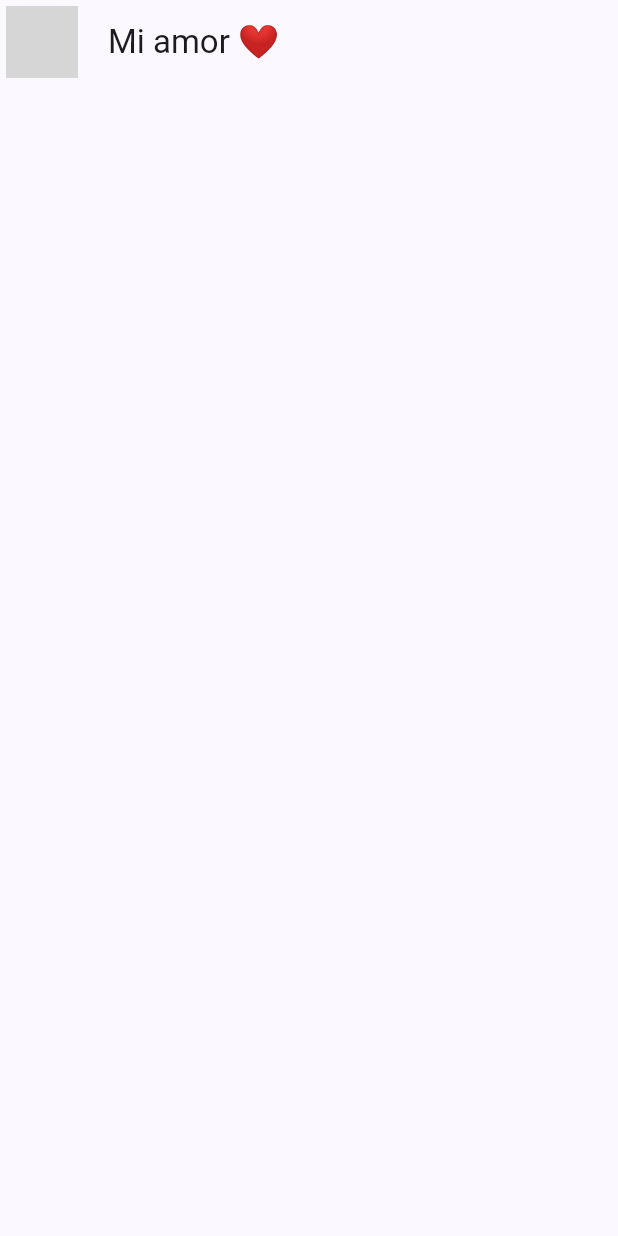
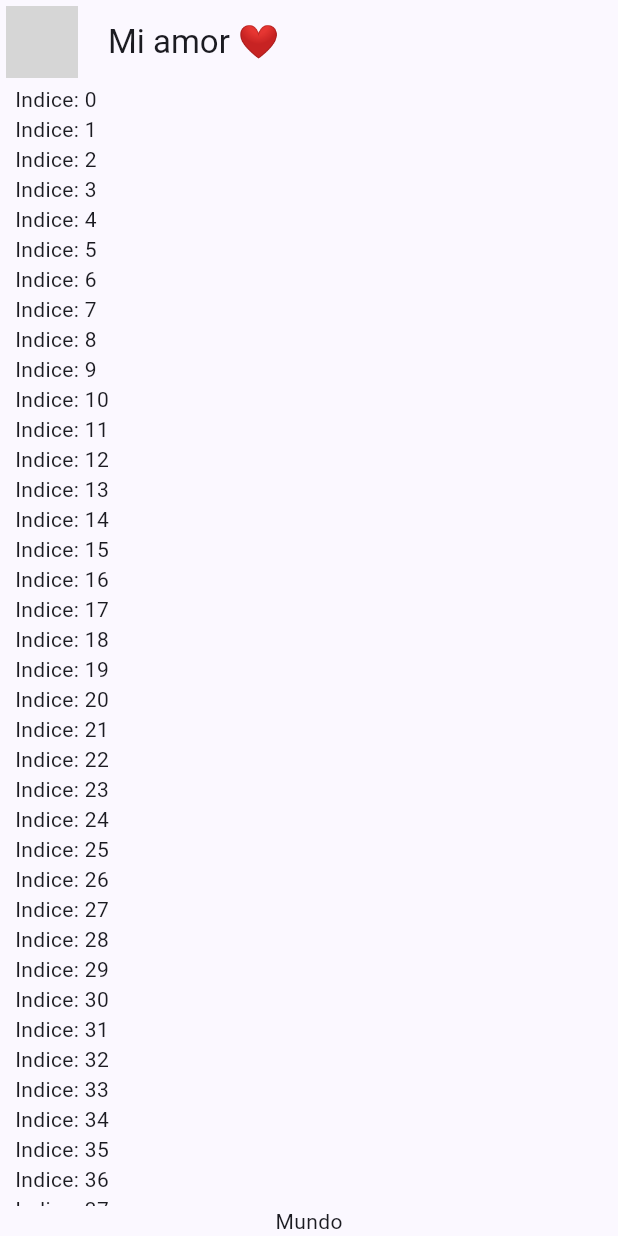
Before and after one commit to AndrexMed/yes_no_app, a Flutter app: the screen it shows after launch, on a phone screen of 412 x 824 dp. Run offline on Flutter 3.47's test engine with Material 3 defaults, Android fonts, the phone set to English and light mode, and no system bars; network calls fail; grey boxes are pictures that could not be loaded.

```diff
--- a/lib/presentation/chat/chat_screen.dart
+++ b/lib/presentation/chat/chat_screen.dart
@@ -16,6 +16,35 @@ class ChatScreen extends StatelessWidget {
         ),
         title: const Text("Mi amor ❤️"),
         centerTitle: false,
-    ));
+      ),
+      body: _ChatView(),
+    );
   }
 }
+
+class _ChatView extends StatelessWidget {
+  // const _ChatView({
+  //   super.key,
+  // });
+
+  @override
+  Widget build(BuildContext context) {
+    return SafeArea(
+      child: Padding(
+        padding: const EdgeInsets.symmetric(horizontal: 10),
+        child: Column(
+          children: [
+            Expanded(
+                child: ListView.builder(
+              itemCount: 100,
+              itemBuilder: (context, index) {
+                return Text('Indice: $index');
+              },
+            )),
+            Text('Mundo')
+          ],
+        ),
+      ),
+    );
+  }
+}
```
Lines whose indentation alone changed are shown as unchanged.
